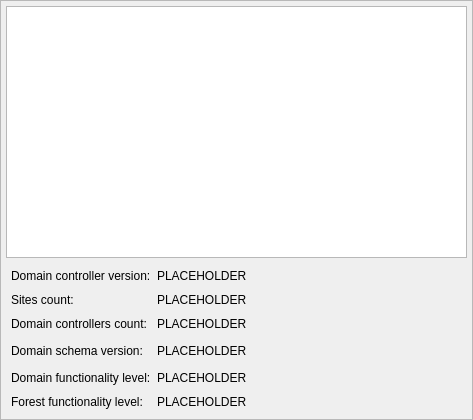
First picture: the form in src/admc/results_widgets/domain_info_results_widget/domain_info_results_widget.ui, repository altlinux/admc, before the edit.
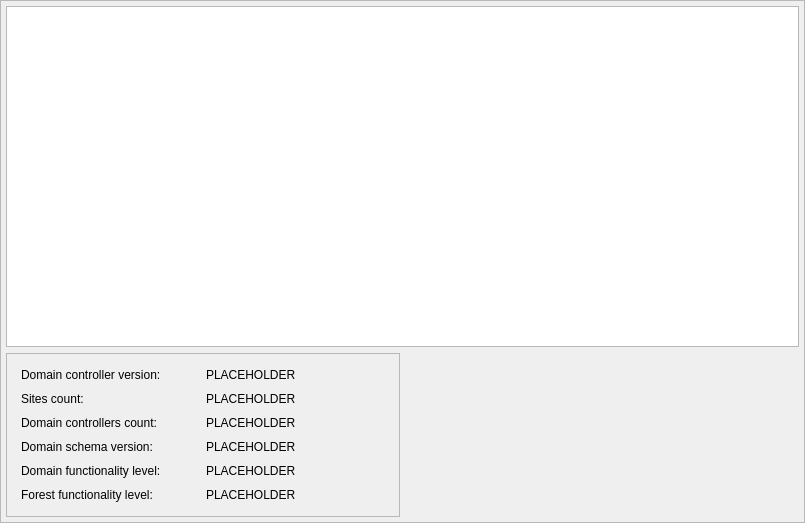
Second picture: the form after the edit. Custom widgets are drawn as their Qt base class.

Commit message:
Add FSMO table to DomainInfoResultsWidget
Also did corresponding DomainInfoResultsWidget class refactor

```diff
--- a/src/admc/results_widgets/domain_info_results_widget/domain_info_results_widget.ui
+++ b/src/admc/results_widgets/domain_info_results_widget/domain_info_results_widget.ui
@@ -6,8 +6,8 @@
    <rect>
     <x>0</x>
     <y>0</y>
-    <width>473</width>
-    <height>420</height>
+    <width>805</width>
+    <height>523</height>
    </rect>
   </property>
   <property name="windowTitle">
@@ -54,6 +54,26 @@
        <widget class="QTreeView" name="tree"/>
       </item>
       <item>
+       <layout class="QHBoxLayout" name="horizontalLayout">
+        <property name="bottomMargin">
+         <number>0</number>
+        </property>
+        <item>
+         <widget class="QFrame" name="frame_2">
+          <property name="minimumSize">
+           <size>
+            <width>200</width>
+            <height>0</height>
+           </size>
+          </property>
+          <property name="frameShape">
+           <enum>QFrame::StyledPanel</enum>
+          </property>
+          <property name="frameShadow">
+           <enum>QFrame::Raised</enum>
+          </property>
+          <layout class="QVBoxLayout" name="verticalLayout_3">
+           <item>
        <layout class="QGridLayout" name="gridLayout_2">
         <property name="leftMargin">
          <number>5</number>
@@ -70,19 +90,6 @@
         <property name="verticalSpacing">
          <number>10</number>
         </property>
-        <item row="3" column="2">
-         <spacer name="horizontalSpacer">
-          <property name="orientation">
-           <enum>Qt::Horizontal</enum>
-          </property>
-          <property name="sizeHint" stdset="0">
-           <size>
-            <width>40</width>
-            <height>20</height>
-           </size>
-          </property>
-         </spacer>
-        </item>
         <item row="6" column="0">
          <widget class="QLabel" name="forest_functionality_label">
           <property name="text">
@@ -172,8 +179,24 @@
      </layout>
     </widget>
    </item>
-  </layout>
- </widget>
+        <item>
+         <widget class="FsmoTableWidget" name="fsmo_table" native="true"/>
+        </item>
+       </layout>
+      </item>
+     </layout>
+    </widget>
+   </item>
+  </layout>
+ </widget>
+ <customwidgets>
+  <customwidget>
+   <class>FsmoTableWidget</class>
+   <extends>QWidget</extends>
+   <header>results_widgets/domain_info_results_widget/fsmo_table_widget.h</header>
+   <container>1</container>
+  </customwidget>
+ </customwidgets>
  <resources/>
  <connections/>
 </ui>
```
Left out of the diff: 56 changed lines with no effect on the pictures. Lines whose indentation alone changed are shown as unchanged. The commit also changes 4 other files.
